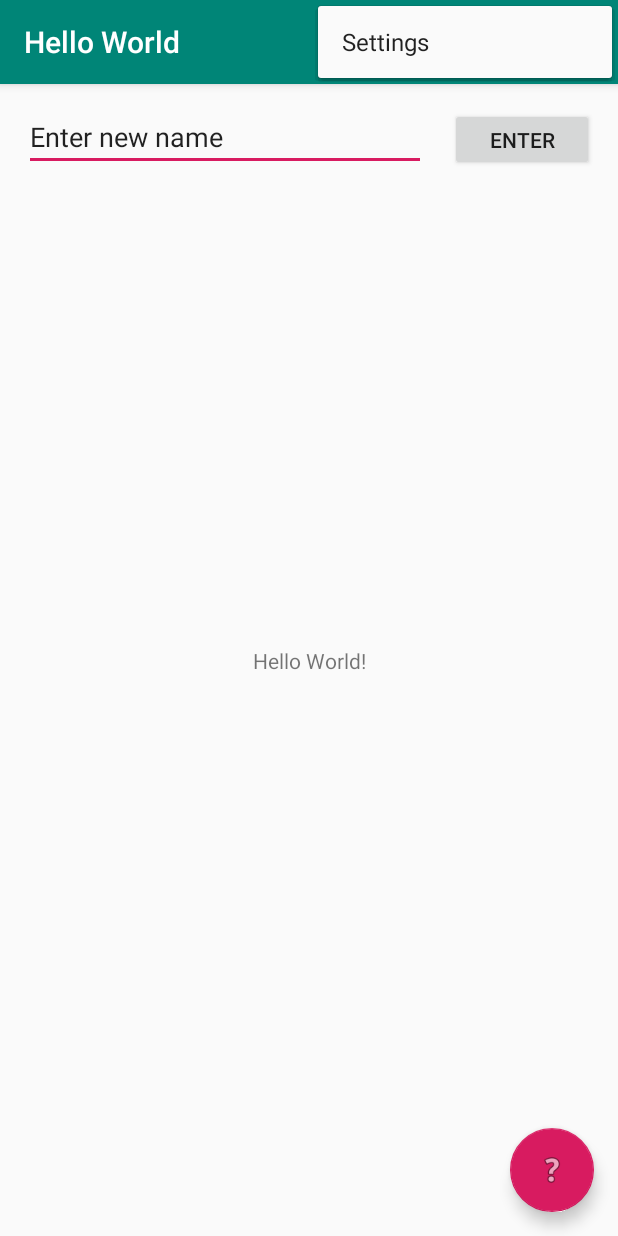
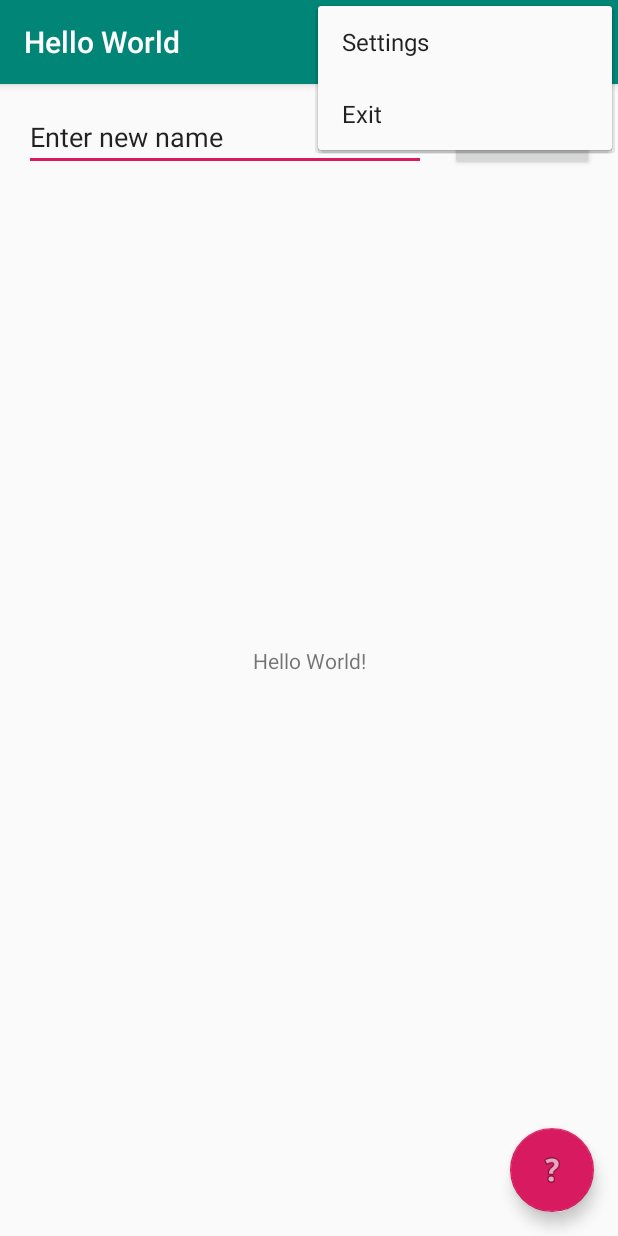
Before and after one commit to Kc-codetalker/TKTPLHelloWorld, an Android app: the screen it shows after launch (MainActivity), with the options menu open, on a phone screen of 412 x 824 dp. Run offline under Robolectric (Android 15) with nearby library versions, the phone set to English and light mode, and no system bars.

Commit message:
Added Exit to menu for exiting activity.

```diff
--- a/app/src/main/java/id/ac/ui/cs/mobileprogramming/kace/helloworld/MainActivity.java
+++ b/app/src/main/java/id/ac/ui/cs/mobileprogramming/kace/helloworld/MainActivity.java
@@ -55,6 +55,9 @@ public class MainActivity extends AppCompatActivity
         //noinspection SimplifiableIfStatement
         if (id == R.id.action_settings) {
             return true;
+        } else if (id == R.id.action_exit) {
+            Log.d("Menu Exit", "Exit is selected");
+            finish();
         }
 
         return super.onOptionsItemSelected(item);
--- a/app/src/main/res/menu/menu_main.xml
+++ b/app/src/main/res/menu/menu_main.xml
@@ -3,8 +3,12 @@
     xmlns:tools="http://schemas.android.com/tools"
     tools:context="id.ac.ui.cs.mobileprogramming.kace.helloworld.MainActivity">
     <item
+        android:id="@+id/action_exit"
+        android:orderInCategory="100"
+        android:title="@string/action_exit" />
+    <item
         android:id="@+id/action_settings"
-        android:orderInCategory="100"
+        android:orderInCategory="0"
         android:title="@string/action_settings"
         app:showAsAction="never" />
 </menu>
--- a/app/src/main/res/values/strings.xml
+++ b/app/src/main/res/values/strings.xml
@@ -7,4 +7,5 @@
     <string name="back_override_message">Back button has been overridden. Are you sure you want to quit?</string>
     <string name="yes">Yes</string>
     <string name="no">No</string>
+    <string name="action_exit">Exit</string>
 </resources>
```
